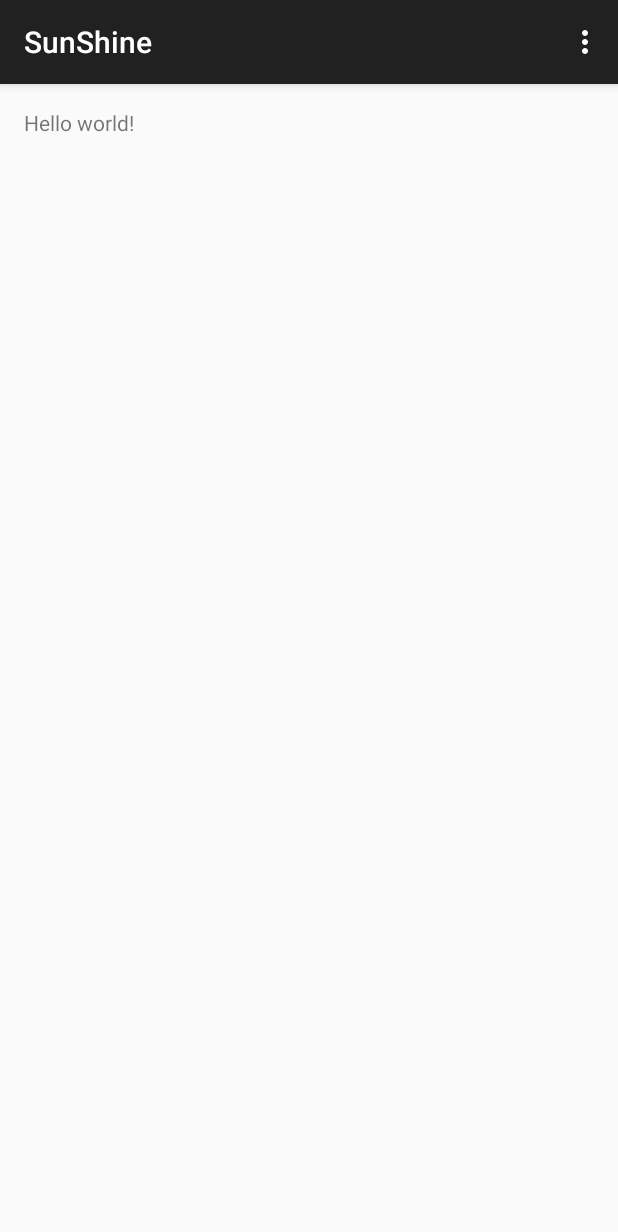
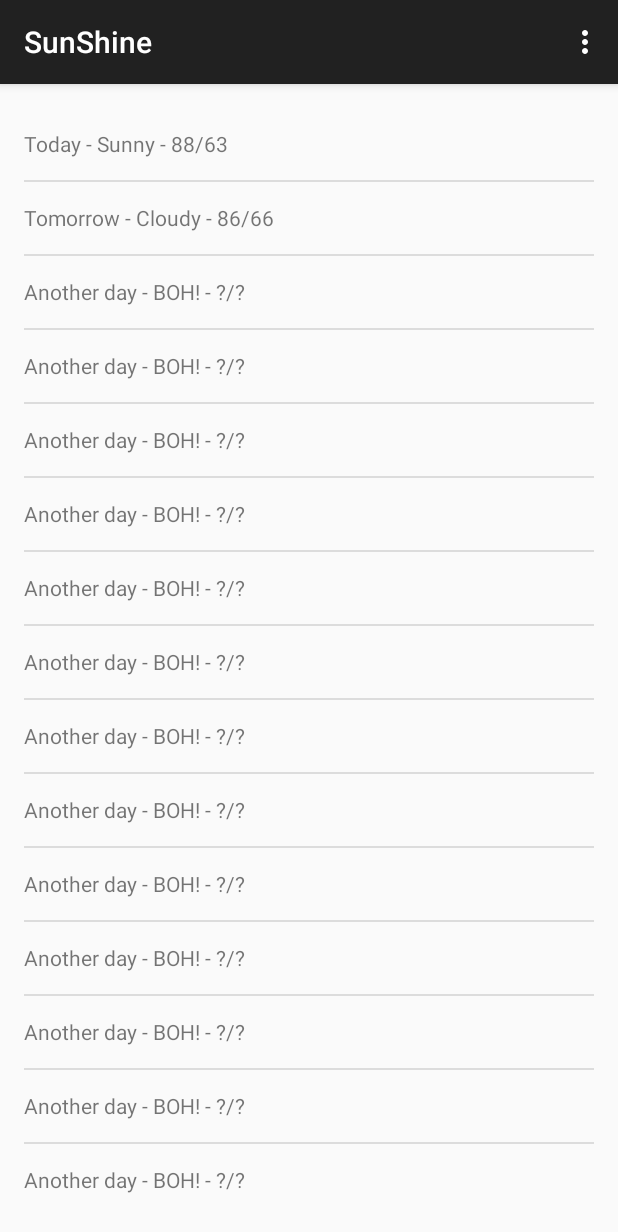
Before and after one commit to francesco086/SunShine, an Android app: the screen it shows after launch (MainActivity), on a phone screen of 412 x 824 dp. Shown: the top 1232 px of the screen. Run offline under Robolectric (Android 15) with nearby library versions, the phone set to English and light mode, and no system bars.

Commit message:
Created ListView with Fake Data (End of Lesson 1)

```diff
--- a/app/src/main/java/com/android/franceiji/sunshine/MainActivity.java
+++ b/app/src/main/java/com/android/franceiji/sunshine/MainActivity.java
@@ -1,15 +1,19 @@
 package com.android.franceiji.sunshine;
 
+import android.os.Bundle;
+import android.support.v4.app.Fragment;
 import android.support.v7.app.ActionBarActivity;
-import android.support.v7.app.ActionBar;
-import android.support.v4.app.Fragment;
-import android.os.Bundle;
 import android.view.LayoutInflater;
 import android.view.Menu;
 import android.view.MenuItem;
 import android.view.View;
 import android.view.ViewGroup;
-import android.os.Build;
+import android.widget.ArrayAdapter;
+import android.widget.ListView;
+
+import java.util.ArrayList;
+import java.util.Arrays;
+import java.util.List;
 
 
 public class MainActivity extends ActionBarActivity {
@@ -53,6 +57,8 @@ public class MainActivity extends ActionBarActivity {
      */
     public static class PlaceholderFragment extends Fragment {
 
+        private ArrayAdapter<String> mForecastAdapter;
+
         public PlaceholderFragment() {
         }
 
@@ -60,6 +66,45 @@ public class MainActivity extends ActionBarActivity {
         public View onCreateView(LayoutInflater inflater, ViewGroup container,
                                  Bundle savedInstanceState) {
             View rootView = inflater.inflate(R.layout.fragment_main, container, false);
+
+            String[] forecastArray = {
+                    "Today - Sunny - 88/63",
+                    "Tomorrow - Cloudy - 86/66",
+                    "Another day - BOH! - ?/?",
+                    "Another day - BOH! - ?/?",
+                    "Another day - BOH! - ?/?",
+                    "Another day - BOH! - ?/?",
+                    "Another day - BOH! - ?/?",
+                    "Another day - BOH! - ?/?",
+                    "Another day - BOH! - ?/?",
+                    "Another day - BOH! - ?/?",
+                    "Another day - BOH! - ?/?",
+                    "Another day - BOH! - ?/?",
+                    "Another day - BOH! - ?/?",
+                    "Another day - BOH! - ?/?",
+                    "Another day - BOH! - ?/?",
+                    "Another day - BOH! - ?/?",
+                    "Another day - BOH! - ?/?",
+                    "Another day - BOH! - ?/?"
+            };
+
+            List<String> weekForecast = new ArrayList<String>(Arrays.asList(forecastArray));
+
+            mForecastAdapter = new ArrayAdapter<String>(
+                    //obtain the Context
+                    getActivity(),
+                    //ID of list item layout
+                    R.layout.list_item_forecast,
+                    //ID of the TextView to populate
+                    R.id.list_item_forecast_textview,
+                    //data
+                    weekForecast
+            );
+
+            //Get a reference to the ListView, and attach the adapter
+            ListView listView = (ListView) rootView.findViewById(R.id.listview_forecast);
+            listView.setAdapter(mForecastAdapter);
+
             return rootView;
         }
     }
--- a/app/src/main/res/layout/fragment_main.xml
+++ b/app/src/main/res/layout/fragment_main.xml
@@ -1,4 +1,4 @@
-<RelativeLayout xmlns:android="http://schemas.android.com/apk/res/android"
+<FrameLayout xmlns:android="http://schemas.android.com/apk/res/android"
     xmlns:tools="http://schemas.android.com/tools" android:layout_width="match_parent"
     android:layout_height="match_parent" android:paddingLeft="@dimen/activity_horizontal_margin"
     android:paddingRight="@dimen/activity_horizontal_margin"
@@ -6,7 +6,9 @@
     android:paddingBottom="@dimen/activity_vertical_margin"
     tools:context=".MainActivity$PlaceholderFragment">
 
-    <TextView android:text="@string/hello_world" android:layout_width="wrap_content"
-        android:layout_height="wrap_content" />
+    <ListView
+        android:id="@+id/listview_forecast"
+        android:layout_width="match_parent"
+        android:layout_height="match_parent" />
 
-</RelativeLayout>
+</FrameLayout>
--- /dev/null
+++ b/app/src/main/res/layout/list_item_forecast.xml
@@ -0,0 +1,8 @@
+<?xml version="1.0" encoding="utf-8"?>
+<TextView xmlns:android="http://schemas.android.com/apk/res/android"
+    android:layout_width="match_parent"
+    android:layout_height="match_parent"
+    android:gravity="center_vertical"
+    android:minHeight="@dimen/abc_action_button_min_height_material"
+    android:id="@+id/list_item_forecast_textview">
+</TextView>
```
